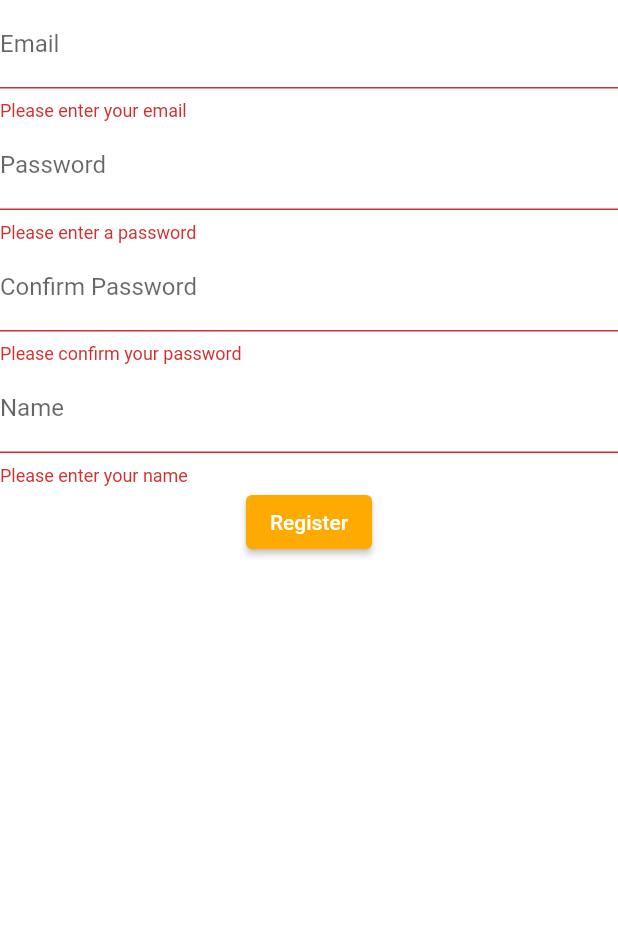
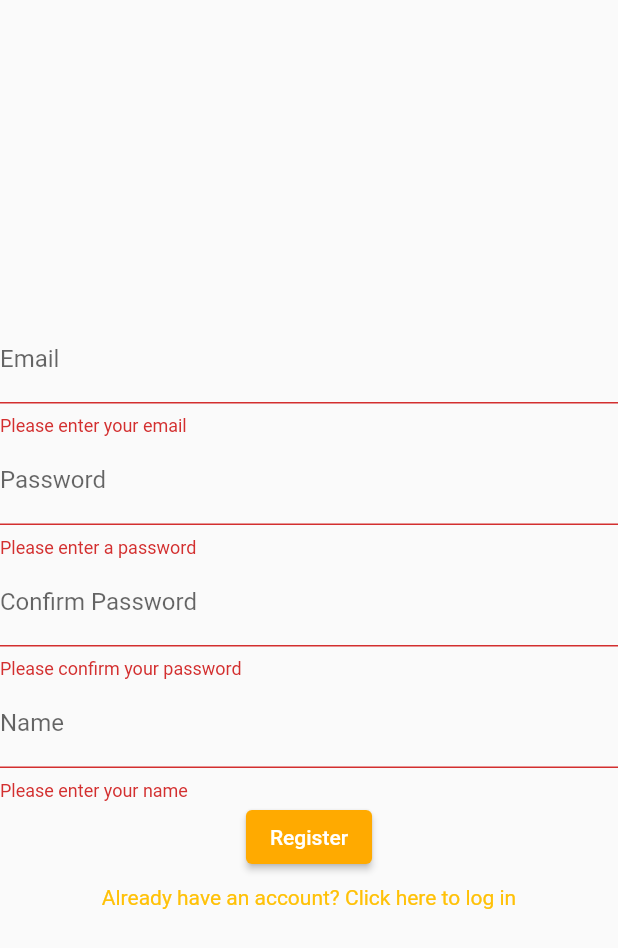
Before and after one commit to JohnEsleyer/StreetMarket, a Flutter app: the RegisterForm screen opened by its route, after a tap on "Register", on a phone screen of 412 x 824 dp. Shown: the top 948 px of the screen. Run offline on Flutter 3.47's test engine with Material 2 defaults, Android fonts, the phone set to English and light mode, and no system bars; our stand-ins replace cloud_firestore, firebase_auth, firebase_core, firebase_storage, iconsax, image_picker; accounts and stored records are empty; network calls fail.

Commit message:
newly registered users will redirect to log in screen update

```diff
--- a/lib/main.dart
+++ b/lib/main.dart
@@ -30,11 +30,7 @@ class MyApp extends StatelessWidget {
       child: MaterialApp(
         debugShowCheckedModeBanner: false,
         routes: {
-          '/': (context) {
-            return Scaffold(
-              body: LoginForm(), // First screen to open
-            );
-          },
+          '/': (context) => LoginForm(), // First screen to open
           '/profile': (context) => UserProfileScreen(),
           '/login': (context) => LoginForm(),
           '/register': (context) => RegisterForm(),
--- a/lib/samples/post_product_sample.dart
+++ b/lib/samples/post_product_sample.dart
@@ -23,7 +23,7 @@ class _PostProductState extends State<PostProduct> {
   String _details = '';
   String _location = '';
   late File _image;
-  late User? _user;
+  late User? _user = FirebaseAuth.instance.currentUser;
   String _postImageURL = '';
   String _postId = '';
   String _username = '';
@@ -31,7 +31,7 @@ class _PostProductState extends State<PostProduct> {
   late File imageFile = File.fromUri(Uri.http(
       'https://static.vecteezy.com/system/resources/previews/018/753/399/non_2x/naruto-chibi-icon-cute-free-vector.jpg'));
 
-  void initState() async {
+  void initState() {
     super.initState();
     // Initialize Firebase Authentication
     FirebaseAuth auth = FirebaseAuth.instance;
--- a/lib/samples/register_sample.dart
+++ b/lib/samples/register_sample.dart
@@ -60,9 +60,8 @@ class _RegisterFormState extends State<RegisterForm> {
           'email': email,
         });
 
-        Navigator.of(context).pushNamed('/profile');
-
-        print('Credential: $credential');
+        FirebaseAuth.instance.signOut();
+        Navigator.of(context).pushNamed('/login');
       } on FirebaseAuthException catch (e) {
         if (e.code == 'weak-password') {
           print('The password provided is too weak.');
@@ -87,7 +86,11 @@ class _RegisterFormState extends State<RegisterForm> {
 
   @override
   Widget build(BuildContext context) {
-    return Form(
+    return Scaffold(
+      body: Column(
+        mainAxisAlignment: MainAxisAlignment.center,
+        children: [
+          Form(
             key: _formKey,
             child: Column(
               children: [
@@ -142,6 +145,23 @@ class _RegisterFormState extends State<RegisterForm> {
                   },
                   child: Text('Register'),
                 ),
+                GestureDetector(
+                  onTap: () {
+                    Navigator.popAndPushNamed(context, '/login');
+                  },
+                  child: Padding(
+                    padding: const EdgeInsets.all(8.0),
+                    child: Text(
+                      "Already have an account? Click here to log in",
+                      style: TextStyle(
+                        color: Colors.amber,
+                      ),
+                    ),
+                  ),
+                ),
+              ],
+            ),
+          ),
         ],
       ),
     );
```
Also changed, not shown: lib/samples/login_sample.dart (+22 -1 lines), lib/samples/main_screen_logged_in.dart (+7 -6 lines). Lines whose indentation alone changed are shown as unchanged.
